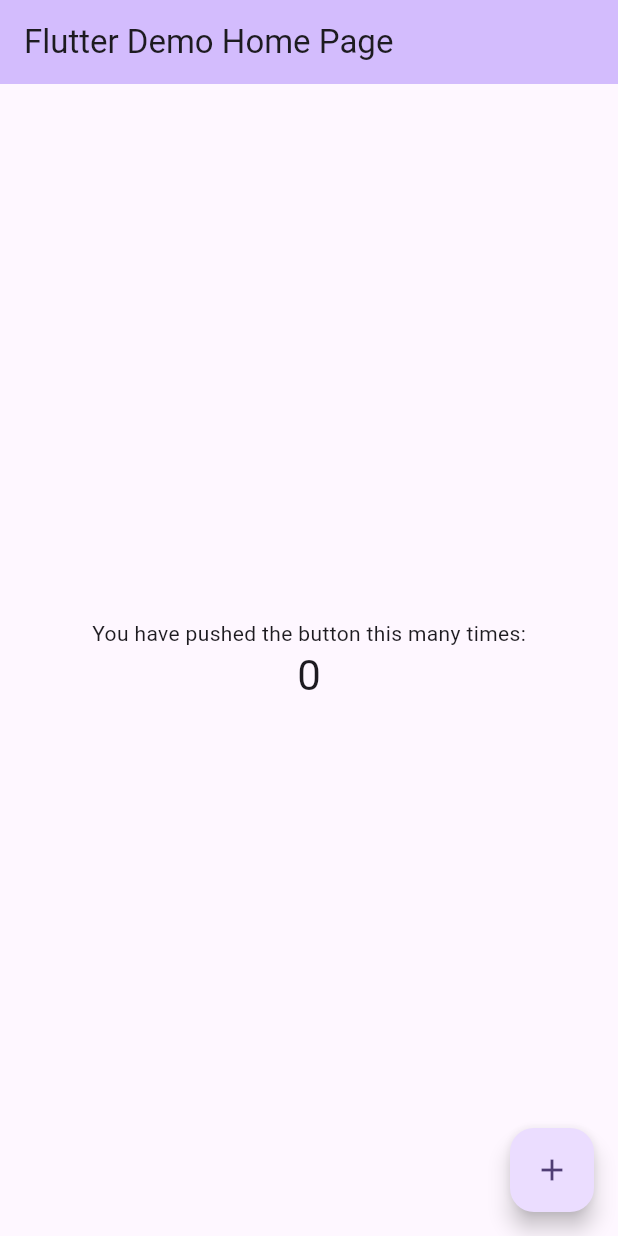
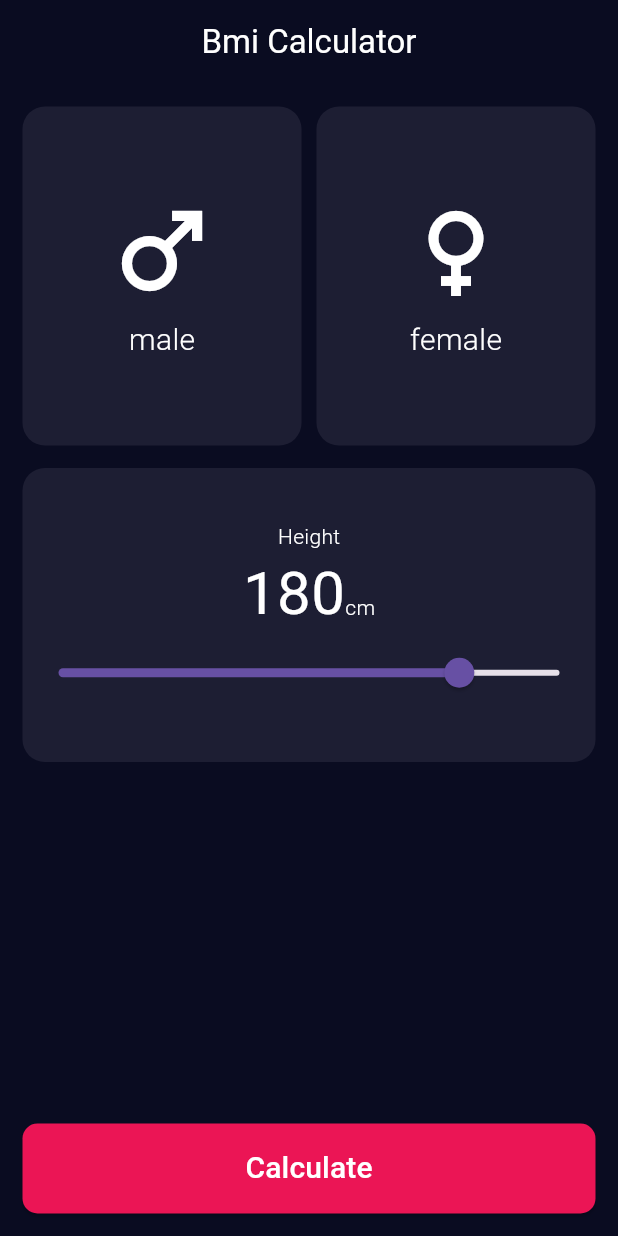
Before and after one commit to YoussefMohamed-joe/Flutter-Projects, a Flutter app: the screen it shows after launch, on a phone screen of 412 x 824 dp. Run offline on Flutter 3.47's test engine with Material 3 defaults, Android fonts, the phone set to English and light mode, and no system bars.

Commit message:
until the height

```diff
--- /dev/null
+++ b/bmi_calculator/lib/core/colors.dart
@@ -0,0 +1,9 @@
+import 'package:flutter/material.dart';
+
+class AppColors{
+  static Color pink = const Color(0xffeb1555);
+  static Color db = const Color(0xff0a0c21);
+  static Color lb = const Color(0xff1d1e33);
+  static Color white = const Color(0xffffffff);
+  static Color green = const Color(0xff1bbd71);
+}
--- a/bmi_calculator/lib/main.dart
+++ b/bmi_calculator/lib/main.dart
@@ -1,3 +1,4 @@
+import 'package:bmi_calculator/views/first_page.dart';
 import 'package:flutter/material.dart';
 
 void main() {
@@ -10,116 +11,9 @@
   // This widget is the root of your application.
   @override
   Widget build(BuildContext context) {
-    return MaterialApp(
-      title: 'Flutter Demo',
-      theme: ThemeData(
-        // This is the theme of your application.
-        //
-        // TRY THIS: Try running your application with "flutter run". You'll see
-        // the application has a purple toolbar. Then, without quitting the app,
-        // try changing the seedColor in the colorScheme below to Colors.green
-        // and then invoke "hot reload" (save your changes or press the "hot
-        // reload" button in a Flutter-supported IDE, or press "r" if you used
-        // the command line to start the app).
-        //
-        // Notice that the counter didn't reset back to zero; the application
-        // state is not lost during the reload. To reset the state, use hot
-        // restart instead.
-        //
-        // This works for code too, not just values: Most code changes can be
-        // tested with just a hot reload.
-        colorScheme: ColorScheme.fromSeed(seedColor: Colors.deepPurple),
-        useMaterial3: true,
-      ),
-      home: const MyHomePage(title: 'Flutter Demo Home Page'),
+    return const MaterialApp(
+        debugShowCheckedModeBanner: false,
+        home: FirstPage(),
     );
   }
 }
-
-class MyHomePage extends StatefulWidget {
-  const MyHomePage({super.key, required this.title});
-
-  // This widget is the home page of your application. It is stateful, meaning
-  // that it has a State object (defined below) that contains fields that affect
-  // how it looks.
-
-  // This class is the configuration for the state. It holds the values (in this
-  // case the title) provided by the parent (in this case the App widget) and
-  // used by the build method of the State. Fields in a Widget subclass are
-  // always marked "final".
-
-  final String title;
-
-  @override
-  State<MyHomePage> createState() => _MyHomePageState();
-}
-
-class _MyHomePageState extends State<MyHomePage> {
-  int _counter = 0;
-
-  void _incrementCounter() {
-    setState(() {
-      // This call to setState tells the Flutter framework that something has
-      // changed in this State, which causes it to rerun the build method below
-      // so that the display can reflect the updated values. If we changed
-      // _counter without calling setState(), then the build method would not be
-      // called again, and so nothing would appear to happen.
-      _counter++;
-    });
-  }
-
-  @override
-  Widget build(BuildContext context) {
-    // This method is rerun every time setState is called, for instance as done
-    // by the _incrementCounter method above.
-    //
-    // The Flutter framework has been optimized to make rerunning build methods
-    // fast, so that you can just rebuild anything that needs updating rather
-    // than having to individually change instances of widgets.
-    return Scaffold(
-      appBar: AppBar(
-        // TRY THIS: Try changing the color here to a specific color (to
-        // Colors.amber, perhaps?) and trigger a hot reload to see the AppBar
-        // change color while the other colors stay the same.
-        backgroundColor: Theme.of(context).colorScheme.inversePrimary,
-        // Here we take the value from the MyHomePage object that was created by
-        // the App.build method, and use it to set our appbar title.
-        title: Text(widget.title),
-      ),
-      body: Center(
-        // Center is a layout widget. It takes a single child and positions it
-        // in the middle of the parent.
-        child: Column(
-          // Column is also a layout widget. It takes a list of children and
-          // arranges them vertically. By default, it sizes itself to fit its
-          // children horizontally, and tries to be as tall as its parent.
-          //
-          // Column has various properties to control how it sizes itself and
-          // how it positions its children. Here we use mainAxisAlignment to
-          // center the children vertically; the main axis here is the vertical
-          // axis because Columns are vertical (the cross axis would be
-          // horizontal).
-          //
-          // TRY THIS: Invoke "debug painting" (choose the "Toggle Debug Paint"
-          // action in the IDE, or press "p" in the console), to see the
-          // wireframe for each widget.
-          mainAxisAlignment: MainAxisAlignment.center,
-          children: <Widget>[
-            const Text(
-              'You have pushed the button this many times:',
-            ),
-            Text(
-              '$_counter',
-              style: Theme.of(context).textTheme.headlineMedium,
-            ),
-          ],
-        ),
-      ),
-      floatingActionButton: FloatingActionButton(
-        onPressed: _incrementCounter,
-        tooltip: 'Increment',
-        child: const Icon(Icons.add),
-      ), // This trailing comma makes auto-formatting nicer for build methods.
-    );
-  }
-}
--- /dev/null
+++ b/bmi_calculator/lib/views/first_page.dart
@@ -0,0 +1,140 @@
+import 'package:bmi_calculator/core/colors.dart';
+import 'package:flutter/cupertino.dart';
+import 'package:flutter/material.dart';
+import 'package:flutter/widgets.dart';
+
+class FirstPage extends StatefulWidget {
+  const FirstPage({super.key});
+
+  @override
+  State<FirstPage> createState() => _FirstPage();
+}
+
+class _FirstPage extends State<FirstPage> {
+  @override
+  Widget build(BuildContext context) {
+    return Scaffold(
+      backgroundColor: AppColors.db,
+      appBar: AppBar(
+        backgroundColor: AppColors.db,
+        centerTitle: true,
+        title: Text('Bmi Calculator',style: TextStyle(color: AppColors.white),),
+      ),
+      body: Center(
+        child: Padding(
+          padding: const EdgeInsets.all(15),
+          child: Column(
+            mainAxisAlignment: MainAxisAlignment.center,
+              children: [
+                //male,female
+                Expanded(child: Row(
+                  children: [
+                    //male
+                    Expanded(
+                      child: Container(
+                        decoration: BoxDecoration(
+                          color: AppColors.lb,
+                          borderRadius: BorderRadius.circular(15)
+                        ),
+                        child: Column(
+                          mainAxisAlignment: MainAxisAlignment.center,
+                          children: [
+                            Icon(
+                              Icons.male,
+                              color: AppColors.white,
+                              size: 80,
+                              ),
+                              const SizedBox(
+                             height: 5,
+                              ),
+                              Text('male',style: TextStyle(fontSize: 20,color: AppColors.white,fontWeight: FontWeight.w300))
+                          ],
+                        ),
+
+                      ),
+                      ),
+                      const SizedBox(
+                        width: 10,
+                      ),
+                      //female
+                      Expanded(
+                      child: Container(
+                        decoration: BoxDecoration(
+                          color: AppColors.lb,
+                          borderRadius: BorderRadius.circular(15)
+                        ),
+                        child: Column(
+                          mainAxisAlignment: MainAxisAlignment.center,
+                          children: [
+                            Icon(
+                              Icons.female,
+                              color: AppColors.white,
+                              size: 80,
+                              ),
+                              const SizedBox(
+                             height: 5,
+                              ),
+                              Text('female',style: TextStyle(fontSize: 20,color: AppColors.white,fontWeight: FontWeight.w300))
+                          ],
+                        ),
+                      ),
+                    ),
+
+                  ],
+                )),
+                //height
+
+                Expanded(child: Container(
+                  margin: EdgeInsets.symmetric(vertical: 15),
+                  width: double.infinity,
+                  decoration: BoxDecoration(
+                    color: AppColors.lb,
+                    borderRadius: BorderRadius.circular(15),
+                  ),
+                  child: Column(
+                    mainAxisAlignment: MainAxisAlignment.center,
+                    children: [
+                      Text('Height',style: TextStyle(color: AppColors.white,fontWeight: FontWeight.w300),),
+                      Row(
+                        mainAxisAlignment: MainAxisAlignment.center,
+                        crossAxisAlignment: CrossAxisAlignment.baseline,
+                        textBaseline: TextBaseline.alphabetic,
+                        children: [
+                          Text('180',style: TextStyle(color: AppColors.white,fontSize: 40),),
+                          Text('cm',style: TextStyle(color: AppColors.white,fontWeight: FontWeight.w300),),
+                        ],
+                      ),
+                      Slider(
+                        value: 180,
+                        min: 100,
+                        max: 200,
+                        onChanged: (value){
+
+                        })
+                    ],
+                  ),
+                )),
+                //weight,age
+                Expanded(child: Row(
+
+                )),
+                //button
+                SizedBox(
+                  height: 60,
+                  width: double.infinity,
+                  child: ElevatedButton(
+                    style: ElevatedButton.styleFrom(
+                      backgroundColor: AppColors.pink,
+                      foregroundColor: AppColors.white,
+                      shape: RoundedRectangleBorder(borderRadius: BorderRadius.circular(10)),
+                    ),
+                    onPressed: (){},
+                    child:  const Text('Calculate',style: TextStyle(fontSize: 20),)),
+                )
+              ],
+          ),
+        ),
+      ),
+    );
+  }
+}
```
